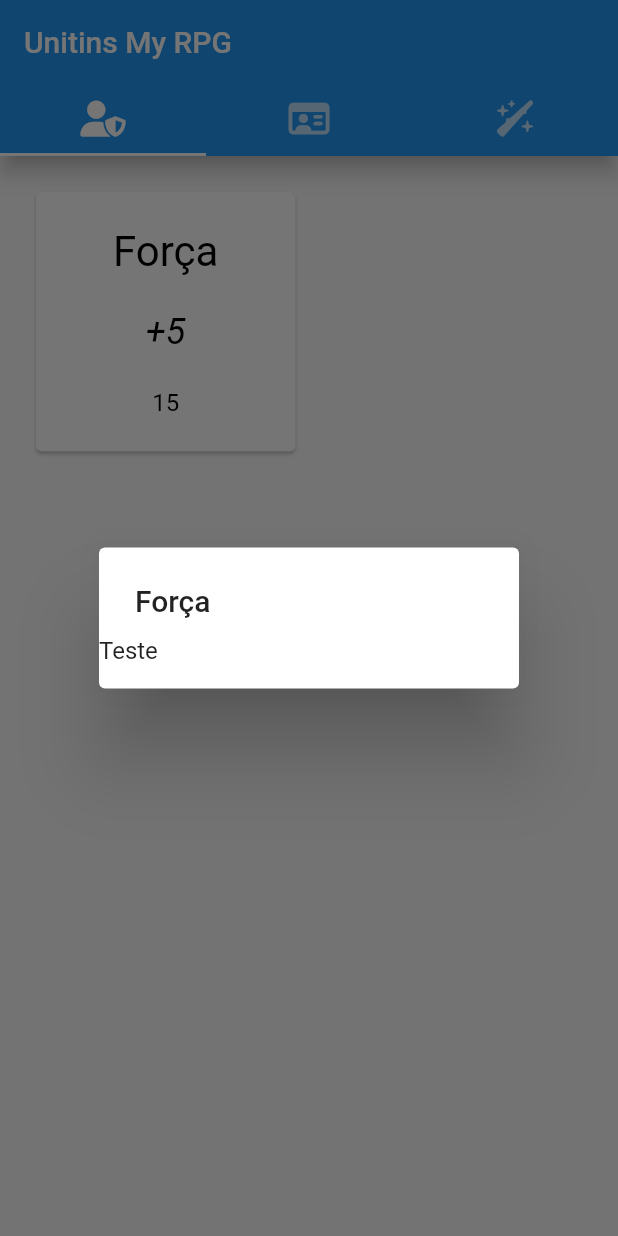
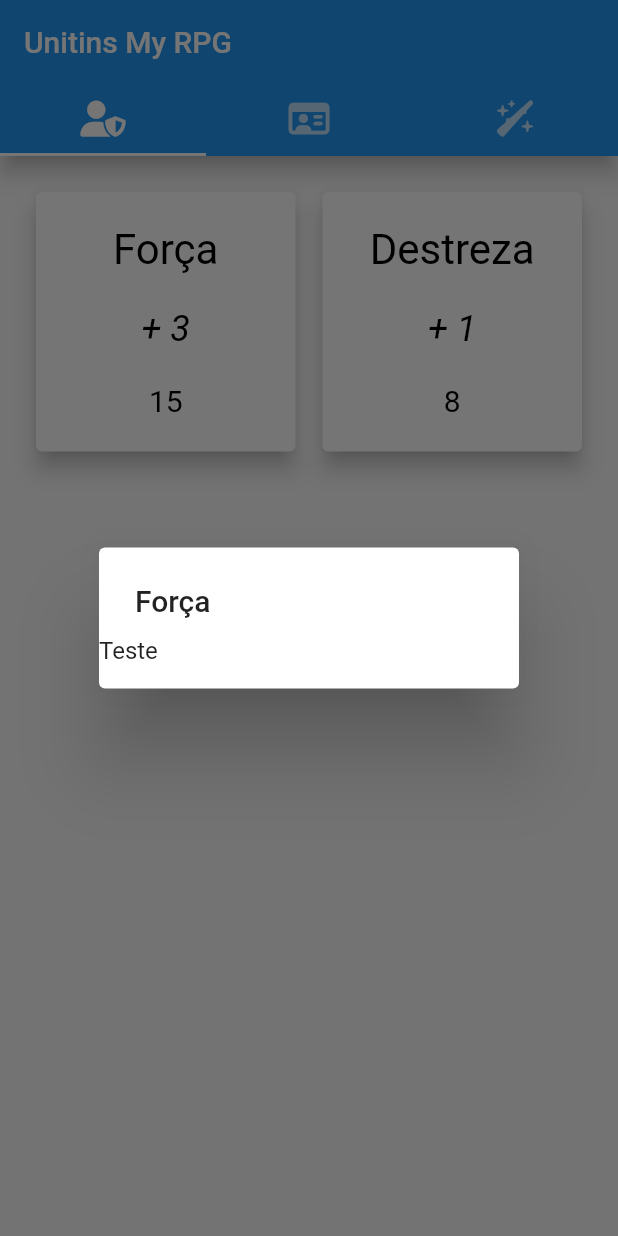
Before and after one commit to BrayanMota/Unitins-MyRPG, a Flutter app: the screen it shows after launch, after a tap on "Força", on a phone screen of 412 x 824 dp. Run offline on Flutter 3.47's test engine with Material 2 defaults, Android fonts, the phone set to English and light mode, and no system bars; our stand-ins replace font_awesome_flutter.

Commit message:
Criando Model de Attribute e deixando os cards dinâmicos.

```diff
--- a/lib/character/character_attributes_tab.dart
+++ b/lib/character/character_attributes_tab.dart
@@ -1,5 +1,6 @@
 import 'package:flutter/material.dart';
-import 'package:my_rpg/character/shared/basic_attributes.dart';
+import 'package:my_rpg/character/shared/attribute_model.dart';
+import 'package:my_rpg/character/shared/basic_attribute.dart';
 
 class CharacterAttributesTab extends StatefulWidget {
   const CharacterAttributesTab({Key? key}) : super(key: key);
@@ -9,19 +10,8 @@ class CharacterAttributesTab extends StatefulWidget {
 }
 
 class _CharacterAttributesTabState extends State<CharacterAttributesTab> {
-  Future<void> _askedToLead() async {
-    switch (await showDialog<BasicAttributes>(
-        context: context,
-        builder: (BuildContext context) {
-          return const SimpleDialog(
-            title: Text('Força'),
-            children: <Widget>[
-              Text('Teste')
-            ]
-          );
-        }
-    )) { }
-  }
+  final AttributeModel _attributeModel01 = AttributeModel('Força', 15, 3);
+  final AttributeModel _attributeModel02 = AttributeModel('Destreza', 8, 1);
 
   @override
   Widget build(BuildContext context) {
@@ -32,44 +22,8 @@ class _CharacterAttributesTabState extends State<CharacterAttributesTab> {
       mainAxisSpacing: 10,
       crossAxisCount: 2,
       children: <Widget>[
-        Container(
-          color: Colors.transparent,
-          child: Card(
-            child: InkWell(
-              splashColor: Colors.black45,
-              onTap: _askedToLead,
-              child: Column(
-                mainAxisAlignment: MainAxisAlignment.spaceEvenly,
-                children: const <Widget>[
-                  Text(
-                    'Força',
-                    style: TextStyle(
-                      fontSize: 28.0,
-                      fontStyle: FontStyle.normal,
-                      color: Colors.black,
-                    ),
-                  ),
-                  Text(
-                    '+5',
-                    style: TextStyle(
-                      fontSize: 24.0,
-                      fontStyle: FontStyle.italic,
-                      color: Colors.black,
-                    ),
-                  ),
-                  Text(
-                    '15',
-                    style: TextStyle(
-                      fontSize: 16.0,
-                      fontStyle: FontStyle.normal,
-                      color: Colors.black,
-                    ),
-                  ),
-                ],
-              ),
-            ),
-          ),
-        ),
+        BasicAttribute(attributeModel: _attributeModel01),
+        BasicAttribute(attributeModel: _attributeModel02),
       ],
     );
   }
--- /dev/null
+++ b/lib/character/shared/attribute_model.dart
@@ -0,0 +1,6 @@
+class AttributeModel {
+  String name;
+  int value, bonus;
+
+  AttributeModel(this.name, this.value, this.bonus);
+}
--- /dev/null
+++ b/lib/character/shared/basic_attribute.dart
@@ -0,0 +1,70 @@
+import 'package:flutter/material.dart';
+import 'package:my_rpg/character/shared/attribute_model.dart';
+
+class BasicAttribute extends StatefulWidget {
+  BasicAttribute({Key? key, required this.attributeModel }) : super(key: key);
+
+  AttributeModel attributeModel;
+
+  @override
+  State<BasicAttribute> createState() => _BasicAttributeState();
+}
+
+class _BasicAttributeState extends State<BasicAttribute> {
+  @override
+  Widget build(BuildContext context) {
+    return Container(
+      color: Colors.transparent,
+      child: Card(
+        elevation: 6,
+        child: InkWell(
+          splashColor: Colors.black45,
+          onTap: _loadAttributeDetails,
+          child: Column(
+            mainAxisAlignment: MainAxisAlignment.spaceEvenly,
+            children: <Widget>[
+              Text(
+                widget.attributeModel.name,
+                style: const TextStyle(
+                  fontSize: 28.0,
+                  fontStyle: FontStyle.normal,
+                  color: Colors.black,
+                ),
+              ),
+              Text(
+                "+ ${widget.attributeModel.bonus.toString()}",
+                style: const TextStyle(
+                  fontSize: 24.0,
+                  fontStyle: FontStyle.italic,
+                  color: Colors.black,
+                ),
+              ),
+              Text(
+                widget.attributeModel.value.toString(),
+                style: const TextStyle(
+                  fontSize: 20.0,
+                  fontStyle: FontStyle.normal,
+                  color: Colors.black,
+                ),
+              ),
+            ],
+          ),
+        ),
+      ),
+    );
+  }
+
+  Future<void> _loadAttributeDetails() async {
+    switch (await showDialog<BasicAttribute>(
+        context: context,
+        builder: (BuildContext context) {
+          return SimpleDialog(
+              title: Text(widget.attributeModel.name),
+              children: const <Widget>[
+                Text('Teste')
+              ]
+          );
+        }
+    )) { }
+  }
+}
```
Also changed, not shown: lib/character/shared/basic_attributes.dart (deleted, +0 -84 lines).
